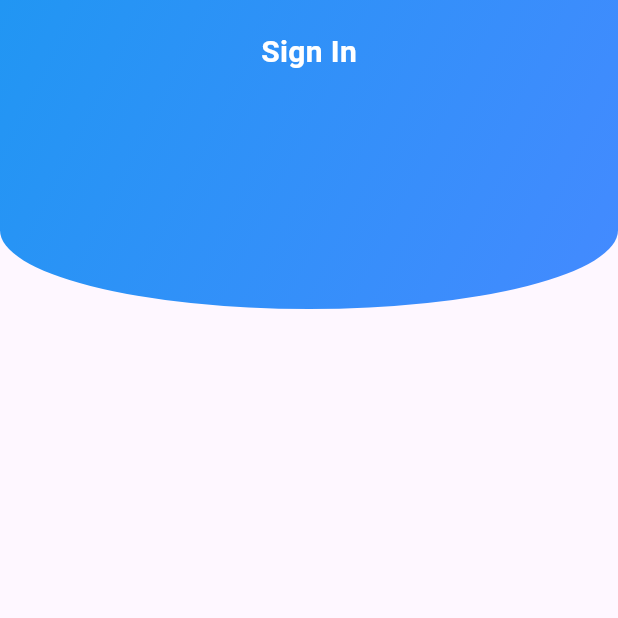
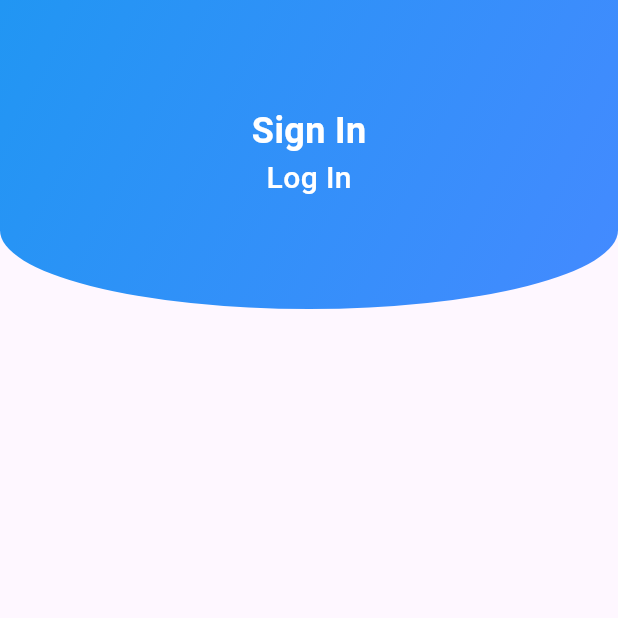
Before and after one commit to adogbeji/FlutterChatAppTwo, a Flutter app: the screen it shows after launch, on a phone screen of 412 x 824 dp, the top half of it. Run offline on Flutter 3.47's test engine with Material 3 defaults, Android fonts, the phone set to English and light mode, and no system bars.

Commit message:
Add more text to sign in screen

```diff
--- a/lib/views/screens/auth/signin.dart
+++ b/lib/views/screens/auth/signin.dart
@@ -30,16 +30,26 @@ class _SignInState extends State<SignIn> {
               ),
             ),
             const Padding(
-              padding: EdgeInsets.only(top: 20),
+              padding: EdgeInsets.only(top: 70),
               child: Column(
                 children: [
                   Center(
                     child: Text(
                       'Sign In',
                       style: TextStyle(
+                        fontSize: 24,
+                        color: Colors.white,
+                        fontWeight: FontWeight.bold,
+                      ),
+                    ),
+                  ),
+                  Center(
+                    child: Text(
+                      'Log In',
+                      style: TextStyle(
                         fontSize: 20,
                         color: Colors.white,
-                        fontWeight: FontWeight.bold,
+                        fontWeight: FontWeight.w500,
                       ),
                     ),
                   ),
```
